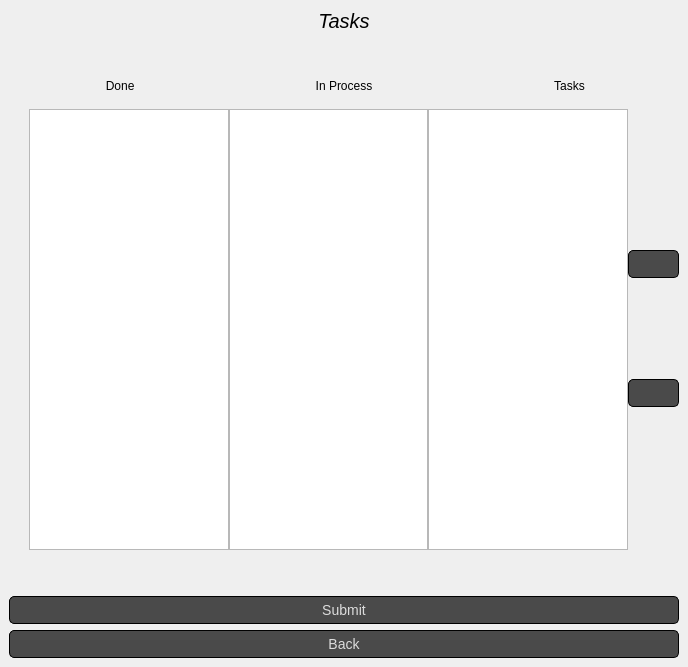
This is UsersWindows/EmployeeWindow/ToDoListWindow/todowindow.ui in splitmindq/task-management as Qt 5 draws it before an edit. The edited form follows.
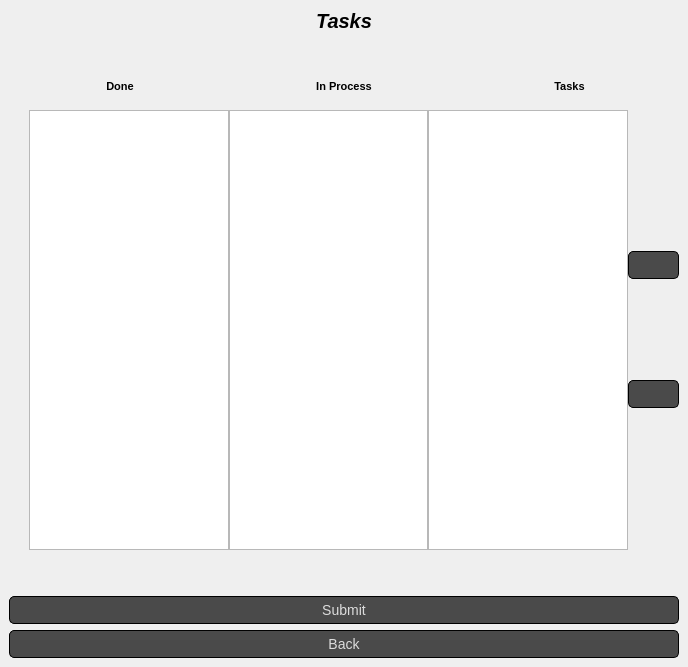
This is the edited form. Icons and pictures are not drawn.

```diff
--- a/UsersWindows/EmployeeWindow/ToDoListWindow/todowindow.ui
+++ b/UsersWindows/EmployeeWindow/ToDoListWindow/todowindow.ui
@@ -14,7 +14,11 @@
    <string>ToDoWindow</string>
   </property>
   <property name="styleSheet">
-   <string notr="true">
+   <string notr="true">QLabel {
+    font-size: 11px;
+    font-weight: bold;
+    margin-bottom: 1px;
+}
 QPushButton {
     background-color: #4a4a4a; /* Темно-серый фон кнопок */
     border: 1px solid black; /* Граница с фиолетовым оттенком */
```
Left out of the diff: 2 changed lines with no effect on the pictures.
